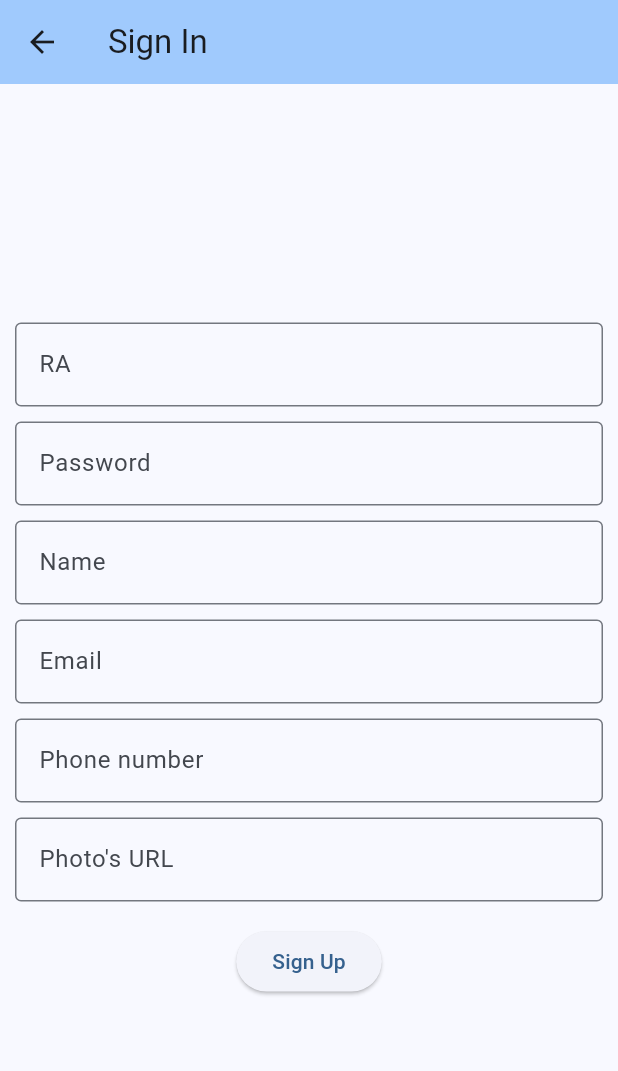
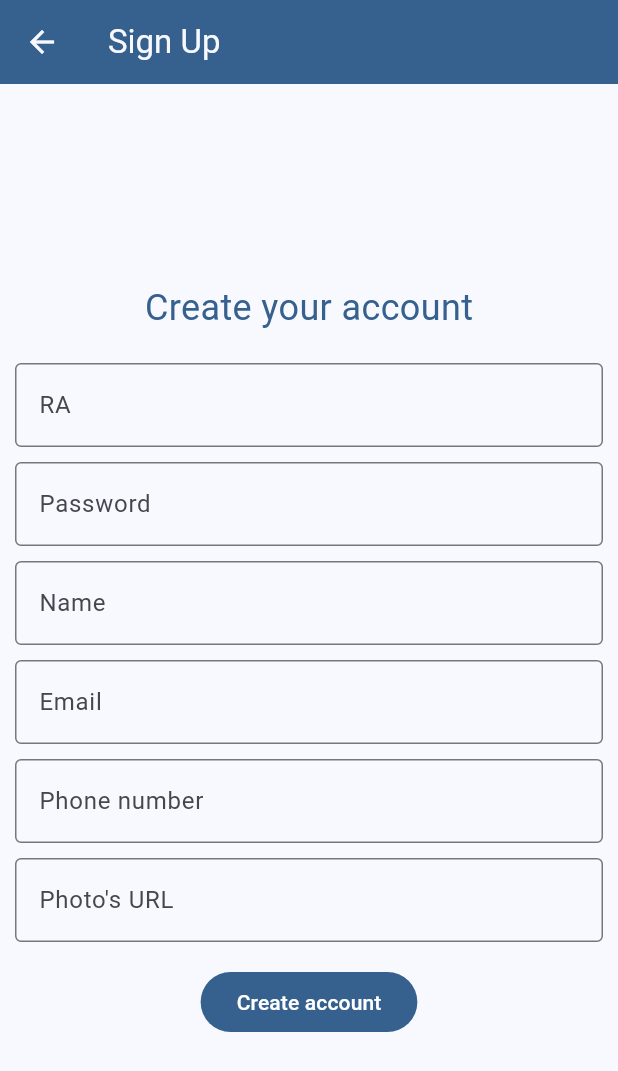
Before and after one commit to Igor-Ueno/devmovel_lostandfound, a Flutter app: the RegisterPage screen opened directly, on a phone screen of 412 x 824 dp. Shown: the top 1071 px of the screen. Run offline on Flutter 3.47's test engine with Material 3 defaults, Android fonts, the phone set to English and light mode, and no system bars; our stand-ins replace cached_network_image; network calls fail.

Commit message:
feat: new style

```diff
--- a/lib/register_page.dart
+++ b/lib/register_page.dart
@@ -1,6 +1,4 @@
 import 'package:flutter/material.dart';
-
-import 'login_page.dart';
 
 class RegisterPage extends StatefulWidget {
   const RegisterPage({super.key, required this.title});
@@ -13,24 +11,22 @@ class RegisterPage extends StatefulWidget {
 }
 
 class _RegisterPageState extends State<RegisterPage> {
-
-  // late final MainViewModel viewModel;
-
   final _formKey = GlobalKey<FormState>();
-  final _RaController = TextEditingController();
+  final _raController = TextEditingController();
   final _passwordController = TextEditingController();
   final _nameController = TextEditingController();
   final _emailController = TextEditingController();
   final _phoneNumberController = TextEditingController();
   final _photoUrlController = TextEditingController();
 
-  double _spaceBetweenFields = 10;
+  final double _spaceBetweenFields = 10;
 
   @override
   Widget build(BuildContext context) {
     return Scaffold(
       appBar: AppBar(
-        backgroundColor: Theme.of(context).colorScheme.inversePrimary,
+        backgroundColor: Theme.of(context).colorScheme.primary,
+        foregroundColor: Theme.of(context).colorScheme.surface,
         title: Text(widget.title),
       ),
       body: Center(
@@ -44,67 +40,73 @@ class _RegisterPageState extends State<RegisterPage> {
                 child: Column(
                   children: [
                     // const Text('Please, fill the fields to create a account.'),
-                    // const SizedBox(height: 16,),
+                    Text('Create your account',
+                      style: TextStyle(
+                          fontSize: 24,
+                          color: Theme.of(context).colorScheme.primary,
+                      ),
+                    ),
+                    const SizedBox(height: 20,),
                     TextFormField(
-                      controller: _RaController,
+                      controller: _raController,
                       // validator: (value) => validate(context, value),
-                      decoration: InputDecoration(
-                          border: const OutlineInputBorder(),
+                      decoration: const InputDecoration(
+                          border: OutlineInputBorder(),
                           labelText: 'RA'
                       ),
                     ),
-                    SizedBox(height: this._spaceBetweenFields,),
+                    SizedBox(height: _spaceBetweenFields,),
                     TextFormField(
                       controller: _passwordController,
                       // validator: (value) => validate(context, value),
                       obscureText: true,
-                      decoration: InputDecoration(
-                          border: const OutlineInputBorder(),
+                      decoration: const InputDecoration(
+                          border: OutlineInputBorder(),
                           labelText: 'Password'
                       ),
                     ),
-                    SizedBox(height: this._spaceBetweenFields,),
+                    SizedBox(height: _spaceBetweenFields,),
                     TextFormField(
                       controller: _nameController,
                       // validator: (value) => validate(context, value),
-                      decoration: InputDecoration(
-                          border: const OutlineInputBorder(),
+                      decoration: const InputDecoration(
+                          border: OutlineInputBorder(),
                           labelText: 'Name'
                       ),
                     ),
-                    SizedBox(height: this._spaceBetweenFields,),
+                    SizedBox(height: _spaceBetweenFields,),
                     TextFormField(
                       controller: _emailController,
                       // validator: (value) => validate(context, value),
-                      decoration: InputDecoration(
-                          border: const OutlineInputBorder(),
+                      decoration: const InputDecoration(
+                          border: OutlineInputBorder(),
                           labelText: 'Email'
                       ),
                     ),
-                    SizedBox(height: this._spaceBetweenFields,),
+                    SizedBox(height: _spaceBetweenFields,),
                     TextFormField(
                       controller: _phoneNumberController,
                       // validator: (value) => validate(context, value),
-                      decoration: InputDecoration(
-                          border: const OutlineInputBorder(),
+                      decoration: const InputDecoration(
+                          border: OutlineInputBorder(),
                           labelText: 'Phone number'
                       ),
                     ),
-                    SizedBox(height: this._spaceBetweenFields,),
+                    SizedBox(height: _spaceBetweenFields,),
                     TextFormField(
                       controller: _photoUrlController,
                       // validator: (value) => validate(context, value),
-                      decoration: InputDecoration(
-                          border: const OutlineInputBorder(),
+                      decoration: const InputDecoration(
+                          border: OutlineInputBorder(),
                           labelText: "Photo's URL"
                       ),
                     ),
                     const SizedBox(height: 16,),
-                    ElevatedButton(
+                    FilledButton(
                         onPressed: () {
                           Navigator.pop(context);
                         },
-                        child: const Text('Sign Up')
+                        child: const Text('Create account')
                     ),
                   ],
                 ),
```
Also changed, not shown: lib/homepage.dart (+7 -72 lines), lib/login_page.dart (+16 -21 lines), lib/lost_items_screen.dart (+5 -3 lines), lib/search_post_page.dart (+7 -5 lines).
